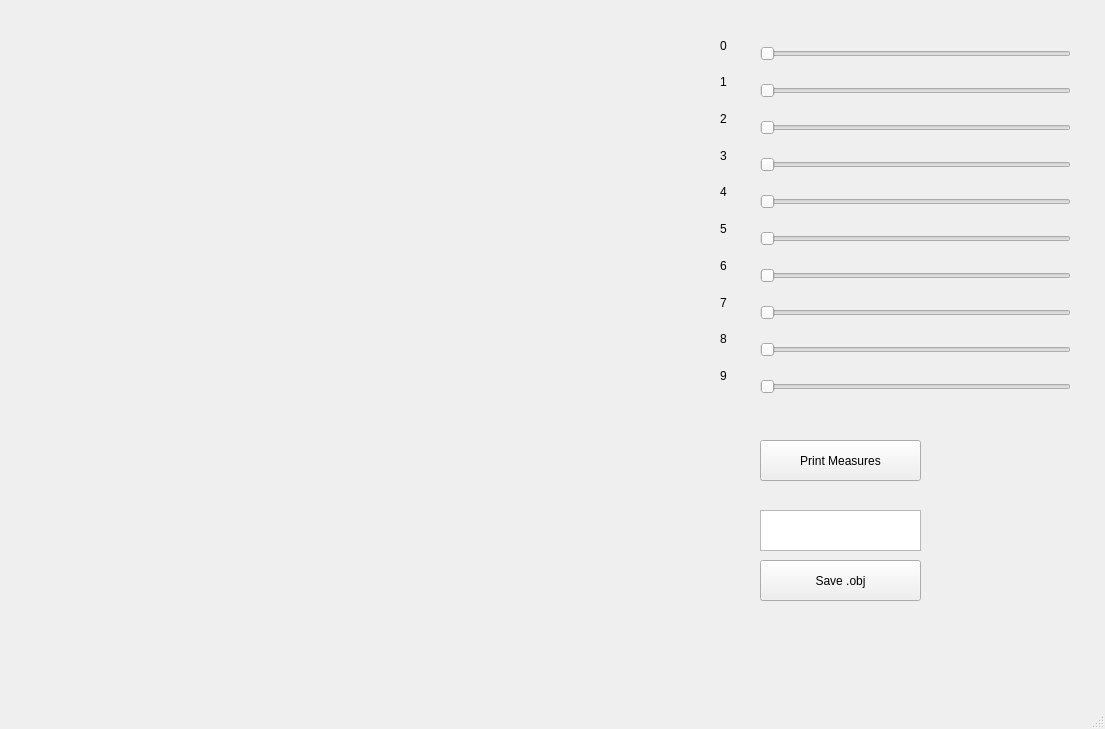
Above: UI_utils/MainWindow.ui from sophytoeat/BAsuitobj before the change. Below: the same form after it.
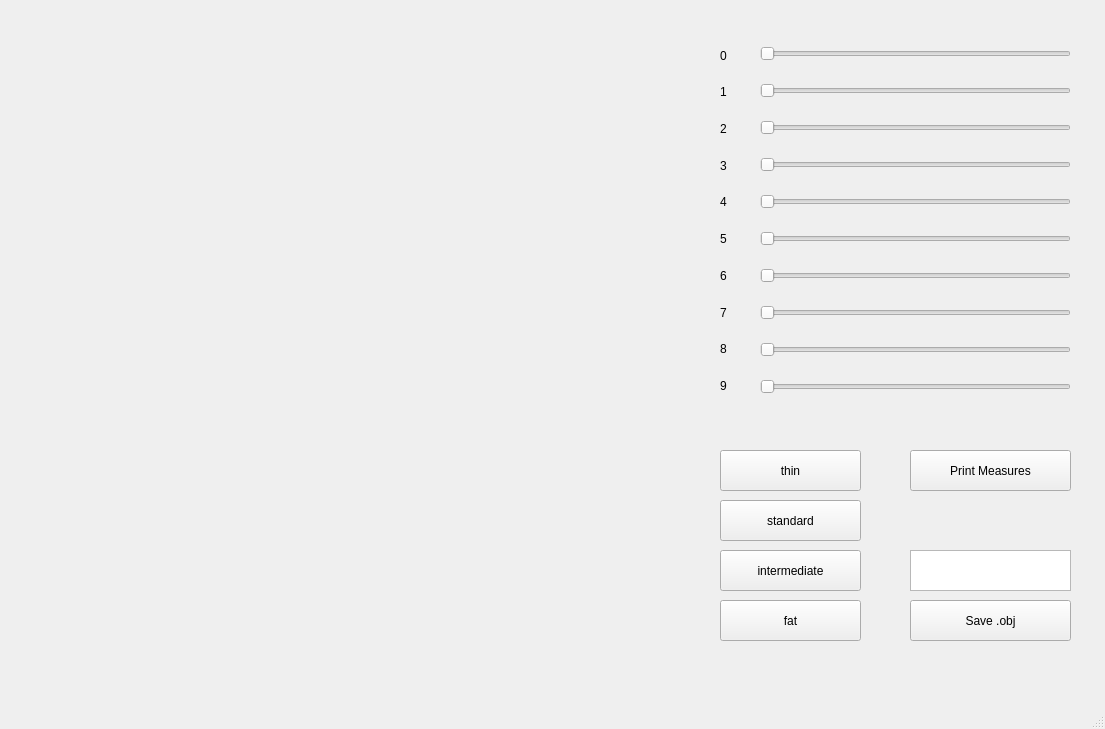
That is the form after the change.

Patch:
```diff
--- a/UI_utils/MainWindow.ui
+++ b/UI_utils/MainWindow.ui
@@ -27,8 +27,8 @@
    <widget class="QPushButton" name="btMeasures">
     <property name="geometry">
      <rect>
-      <x>760</x>
-      <y>440</y>
+      <x>910</x>
+      <y>450</y>
       <width>161</width>
       <height>41</height>
      </rect>
@@ -40,8 +40,8 @@
    <widget class="QPlainTextEdit" name="plainTextEdit">
     <property name="geometry">
      <rect>
-      <x>760</x>
-      <y>510</y>
+      <x>910</x>
+      <y>550</y>
       <width>161</width>
       <height>41</height>
      </rect>
@@ -53,8 +53,8 @@
    <widget class="QPushButton" name="btExport">
     <property name="geometry">
      <rect>
-      <x>760</x>
-      <y>560</y>
+      <x>910</x>
+      <y>600</y>
       <width>161</width>
       <height>41</height>
      </rect>
@@ -63,7 +63,7 @@
      <string>Save .obj</string>
     </property>
    </widget>
-   <widget class="QWidget" name="">
+   <widget class="QWidget" name="layoutWidget">
     <property name="geometry">
      <rect>
       <x>760</x>
@@ -145,11 +145,11 @@
      </item>
     </layout>
    </widget>
-   <widget class="QWidget" name="">
+   <widget class="QWidget" name="layoutWidget">
     <property name="geometry">
      <rect>
       <x>720</x>
-      <y>30</y>
+      <y>40</y>
       <width>21</width>
       <height>361</height>
      </rect>
@@ -227,6 +227,58 @@
      </item>
     </layout>
    </widget>
+   <widget class="QPushButton" name="btThin">
+    <property name="geometry">
+     <rect>
+      <x>720</x>
+      <y>450</y>
+      <width>141</width>
+      <height>41</height>
+     </rect>
+    </property>
+    <property name="text">
+     <string>thin</string>
+    </property>
+   </widget>
+   <widget class="QPushButton" name="btStandard">
+    <property name="geometry">
+     <rect>
+      <x>720</x>
+      <y>500</y>
+      <width>141</width>
+      <height>41</height>
+     </rect>
+    </property>
+    <property name="text">
+     <string>standard</string>
+    </property>
+   </widget>
+   <widget class="QPushButton" name="btIntermediate">
+    <property name="geometry">
+     <rect>
+      <x>720</x>
+      <y>550</y>
+      <width>141</width>
+      <height>41</height>
+     </rect>
+    </property>
+    <property name="text">
+     <string>intermediate</string>
+    </property>
+   </widget>
+   <widget class="QPushButton" name="btFat">
+    <property name="geometry">
+     <rect>
+      <x>720</x>
+      <y>600</y>
+      <width>141</width>
+      <height>41</height>
+     </rect>
+    </property>
+    <property name="text">
+     <string>fat</string>
+    </property>
+   </widget>
   </widget>
   <widget class="QMenuBar" name="menubar">
    <property name="geometry">
```
Left out of the diff: 2 changed lines with no effect on the pictures.
